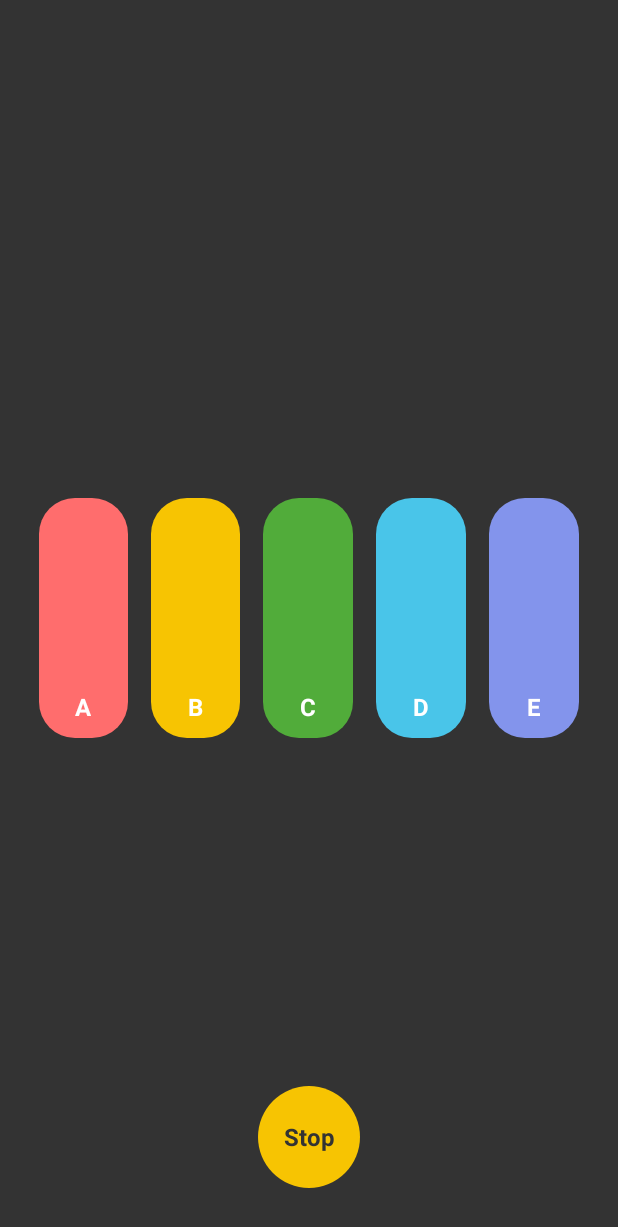
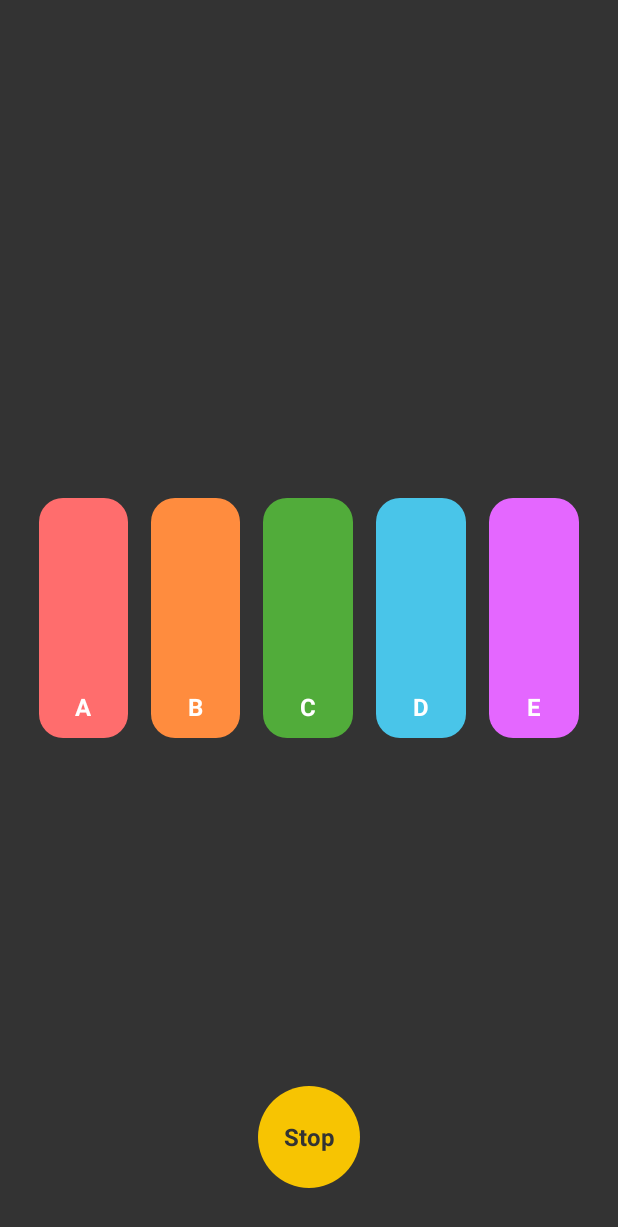
Before and after one commit to alanwang4523/AudioIO, an Android app: the layout activity_sound_pool.xml on its own in the app's theme, with its tools: preview values and no code run, on a phone screen of 412 x 824 dp. Shown: the top 1227 px of the screen. Run offline under Robolectric (Android 15) with nearby library versions, the phone set to English and light mode, and no system bars.

Commit message:
增加 SoundPool 测试

```diff
--- a/app/src/main/AndroidManifest.xml
+++ b/app/src/main/AndroidManifest.xml
@@ -21,6 +21,7 @@
                 <category android:name="android.intent.category.LAUNCHER"/>
             </intent-filter>
         </activity>
+        <activity android:name=".app.TestSoundPoolActivity" android:screenOrientation="portrait"> </activity>
     </application>
 
 </manifest>
--- a/app/src/main/java/com/alan/audioio/app/ui/PianoKeyItemView.java
+++ b/app/src/main/java/com/alan/audioio/app/ui/PianoKeyItemView.java
@@ -60,7 +60,7 @@ public class PianoKeyItemView extends RelativeLayout {
         LayoutInflater.from(getContext()).inflate(R.layout.piano_key_item_layout, this);
 
         float mRoundRadius = 20.0f;
-        int fillColor = this.getResources().getColor(R.color.chord_A);
+        int fillColor = this.getResources().getColor(R.color.key_A);
         String text = "";
         if (attrs != null) {
             final TypedArray a = getContext().obtainStyledAttributes(attrs, R.styleable.PianoKeyItemView, defStyle, 0);
@@ -75,11 +75,11 @@ public class PianoKeyItemView extends RelativeLayout {
         drawable.setColor(fillColor);
         this.setBackground(drawable);
 
-        textView = this.findViewById(R.id.tv_chord_name);
+        textView = this.findViewById(R.id.tv_key_name);
         textView.setText(text);
     }
 
-    public String getChordName() {
+    public String getKeyName() {
         return textView.getText().toString();
     }
 
--- a/app/src/main/java/com/alan/audioio/audio/AndroidSoundPool.java
+++ b/app/src/main/java/com/alan/audioio/audio/AndroidSoundPool.java
@@ -40,7 +40,7 @@ import java.util.concurrent.TimeUnit;
  * Date: 2020/10/17 14:57.
  * Mail: alanwang4523@gmail.com
  */
-class AndroidSoundPool {
+public class AndroidSoundPool {
     private static final String TAG = AndroidSoundPool.class.getSimpleName();
     private static final int MSG_FADE_OUT = 1001;
     private static final int FADE_DURATION = 30;
@@ -183,7 +183,7 @@ class AndroidSoundPool {
     /**
      * 停止播放，停止时会做 fade out
      */
-    public void stopAll() {
+    public void stopPlay() {
         mHandler.removeMessages(MSG_FADE_OUT);
         mHandler.sendEmptyMessage(MSG_FADE_OUT);
         try {
--- a/app/src/main/res/layout/activity_main.xml
+++ b/app/src/main/res/layout/activity_main.xml
@@ -27,7 +27,7 @@
                 android:id="@+id/btnTestSoundPool"
                 android:layout_width="match_parent"
                 android:layout_height="45dip"
-                android:text="PlaySing"
+                android:text="SoundPoolPlay"
                 android:textSize="16sp"
                 android:textColor="@color/white"
                 android:background="@color/colorPrimaryDark"
--- a/app/src/main/res/layout/activity_sound_pool.xml
+++ b/app/src/main/res/layout/activity_sound_pool.xml
@@ -12,7 +12,7 @@
     android:paddingBottom="@dimen/activity_vertical_margin">
 
     <LinearLayout
-        android:id="@+id/ll_chord_container"
+        android:id="@+id/ll_piano_keys_container"
         android:layout_width="match_parent"
         android:layout_height="160dp"
         android:orientation="horizontal"
@@ -22,59 +22,59 @@
         >
 
         <com.alan.audioio.app.ui.PianoKeyItemView
-            android:id="@+id/btn_chord_A"
+            android:id="@+id/btn_key_A"
             android:layout_width="40dp"
             android:layout_height="match_parent"
             android:layout_marginRight="15dp"
-            app:civ_corner_radius="24dp"
-            app:civ_fill_color="@color/chord_A"
+            app:civ_corner_radius="16dp"
+            app:civ_fill_color="@color/key_A"
             app:civ_text="A"
             android:layout_weight="1"
             >
         </com.alan.audioio.app.ui.PianoKeyItemView>
 
         <com.alan.audioio.app.ui.PianoKeyItemView
-            android:id="@+id/btn_chord_B"
+            android:id="@+id/btn_key_B"
             android:layout_width="40dp"
             android:layout_height="match_parent"
             android:layout_marginRight="15dp"
-            app:civ_corner_radius="24dp"
-            app:civ_fill_color="@color/chord_B"
+            app:civ_corner_radius="16dp"
+            app:civ_fill_color="@color/key_B"
             app:civ_text="B"
             android:layout_weight="1"
             >
         </com.alan.audioio.app.ui.PianoKeyItemView>
 
         <com.alan.audioio.app.ui.PianoKeyItemView
-            android:id="@+id/btn_chord_C"
+            android:id="@+id/btn_key_C"
             android:layout_width="40dp"
             android:layout_height="match_parent"
             android:layout_marginRight="15dp"
-            app:civ_corner_radius="24dp"
-            app:civ_fill_color="@color/chord_C"
+            app:civ_corner_radius="16dp"
+            app:civ_fill_color="@color/key_C"
             app:civ_text="C"
             android:layout_weight="1"
             >
         </com.alan.audioio.app.ui.PianoKeyItemView>
 
         <com.alan.audioio.app.ui.PianoKeyItemView
-            android:id="@+id/btn_chord_D"
+            android:id="@+id/btn_key_D"
             android:layout_width="40dp"
             android:layout_height="match_parent"
             android:layout_marginRight="15dp"
-            app:civ_corner_radius="24dp"
-            app:civ_fill_color="@color/chord_D"
+            app:civ_corner_radius="16dp"
+            app:civ_fill_color="@color/key_D"
             app:civ_text="D"
             android:layout_weight="1"
             >
         </com.alan.audioio.app.ui.PianoKeyItemView>
 
         <com.alan.audioio.app.ui.PianoKeyItemView
-            android:id="@+id/btn_chord_E"
+            android:id="@+id/btn_key_E"
             android:layout_width="40dp"
             android:layout_height="match_parent"
-            app:civ_corner_radius="24dp"
-            app:civ_fill_color="@color/chord_E"
+            app:civ_corner_radius="16dp"
+            app:civ_fill_color="@color/key_E"
             app:civ_text="E"
             android:layout_weight="1"
             >
--- a/app/src/main/res/layout/piano_key_item_layout.xml
+++ b/app/src/main/res/layout/piano_key_item_layout.xml
@@ -7,7 +7,7 @@
     android:orientation="vertical">
 
     <TextView
-        android:id="@+id/tv_chord_name"
+        android:id="@+id/tv_key_name"
         android:layout_width="wrap_content"
         android:layout_height="wrap_content"
         android:layout_alignParentBottom="true"
--- a/app/src/main/res/values/colors.xml
+++ b/app/src/main/res/values/colors.xml
@@ -10,11 +10,9 @@
     <color name="default_text_black">#ff333333</color>
     <color name="default_yellow">#f7c402</color>
 
-    <color name="chord_A">#FF6D6D</color>
-    <color name="chord_B">#F7C402</color>
-    <color name="chord_C">#51AC3A</color>
-    <color name="chord_D">#49C5E9</color>
-    <color name="chord_E">#8394EC</color>
-    <color name="chord_F">#E467FF</color>
-    <color name="chord_G">#FF8C3E</color>
+    <color name="key_A">#FF6D6D</color>
+    <color name="key_B">#FF8C3E</color>
+    <color name="key_C">#51AC3A</color>
+    <color name="key_D">#49C5E9</color>
+    <color name="key_E">#E467FF</color>
 </resources>
```
Also changed, not shown: app/src/main/java/com/alan/audioio/app/MainActivity.java (+4 -5 lines), app/src/main/java/com/alan/audioio/app/TestSoundPoolActivity.java (+91 -35 lines), 5 other files.
